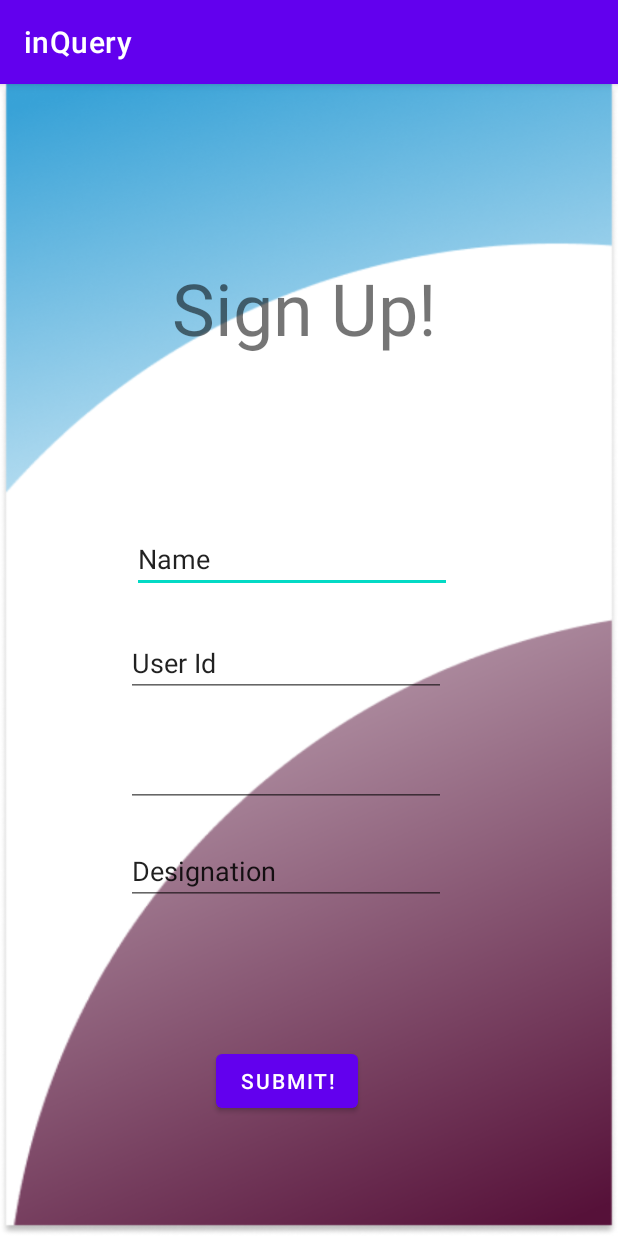
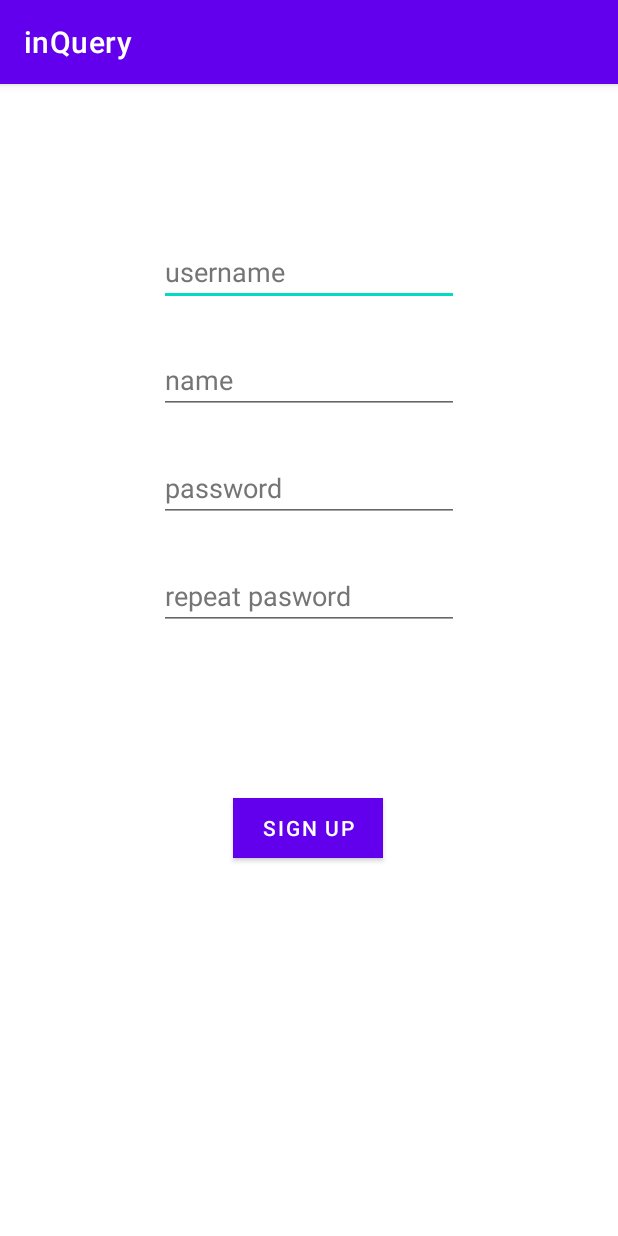
Before and after one commit to inQuery5187/inQuery2.0, an Android app: the f_signup screen opened directly, with no data from a screen before it, on a phone screen of 412 x 824 dp. Run offline under Robolectric (Android 15) with nearby library versions, the phone set to English and light mode, and no system bars.

Commit message:
Tejjus - f_login and f_signup changed

```diff
--- a/app/src/main/java/com/example/inquery/f_signup.java
+++ b/app/src/main/java/com/example/inquery/f_signup.java
@@ -19,16 +19,10 @@ public class f_signup extends AppCompatActivity {
         name= findViewById(R.id.name);
         userID= findViewById(R.id.userId);
         userPwd= findViewById(R.id.userPwd);
-        userDesignation= findViewById(R.id.userDesignation);
-        userClass= findViewById(R.id.userClass);
         submit= findViewById(R.id.signUP);
-        userClass.setVisibility(View.INVISIBLE);
         submit.setOnClickListener(new View.OnClickListener() {
             @Override
             public void onClick(View view) {
-                if(userDesignation.getText().toString().toLowerCase().equals("hod")){
-                    userClass.setVisibility(View.VISIBLE);
-                }
                 Toast.makeText(f_signup.this, "Signed Up successfully!", Toast.LENGTH_SHORT).show();
                 Intent intent= new Intent(f_signup.this, f_login.class);
                 startActivity(intent);
--- a/app/src/main/res/layout/activity_fsignup.xml
+++ b/app/src/main/res/layout/activity_fsignup.xml
@@ -4,88 +4,80 @@
     xmlns:tools="http://schemas.android.com/tools"
     android:layout_width="match_parent"
     android:layout_height="match_parent"
-    android:background="@drawable/newbg"
     tools:context=".f_signup">
 
     <EditText
-        android:id="@+id/name"
-        android:layout_width="wrap_content"
-        android:layout_height="wrap_content"
-        android:layout_marginStart="88dp"
-        android:layout_marginTop="84dp"
+        android:id="@+id/userId"
+        android:layout_width="200dp"
+        android:layout_height="40dp"
+        android:layout_marginTop="108dp"
         android:ems="10"
+        android:hint="@string/username_signup"
+        android:importantForAutofill="no"
         android:inputType="textPersonName"
-        android:text="Name"
+        android:textColorHint="#757575"
+        app:layout_constraintEnd_toEndOf="parent"
         app:layout_constraintStart_toStartOf="parent"
-        app:layout_constraintTop_toBottomOf="@+id/textView3" />
+        app:layout_constraintTop_toTopOf="parent"
+        tools:ignore="TouchTargetSizeCheck" />
 
     <EditText
-        android:id="@+id/userId"
-        android:layout_width="wrap_content"
-        android:layout_height="wrap_content"
-        android:layout_marginStart="84dp"
-        android:layout_marginTop="24dp"
+        android:id="@+id/editTextTextPersonName6"
+        android:layout_width="200dp"
+        android:layout_height="40dp"
+        android:layout_marginTop="32dp"
         android:ems="10"
+        android:hint="@string/repeat_password"
+        android:importantForAutofill="no"
         android:inputType="textPersonName"
-        android:text="User Id"
+        android:textColorHint="#757575"
+        app:layout_constraintEnd_toEndOf="parent"
         app:layout_constraintStart_toStartOf="parent"
-        app:layout_constraintTop_toBottomOf="@+id/name" />
+        app:layout_constraintTop_toBottomOf="@+id/userPwd"
+        tools:ignore="TouchTargetSizeCheck" />
 
     <EditText
         android:id="@+id/userPwd"
-        android:layout_width="wrap_content"
-        android:layout_height="wrap_content"
-        android:layout_marginStart="84dp"
-        android:layout_marginTop="28dp"
+        android:layout_width="200dp"
+        android:layout_height="40dp"
+        android:layout_marginTop="32dp"
         android:ems="10"
-        android:inputType="textPassword"
+        android:hint="@string/password_signup"
+        android:importantForAutofill="no"
+        android:inputType="textPersonName"
+        android:textColorHint="#757575"
+        app:layout_constraintEnd_toEndOf="parent"
         app:layout_constraintStart_toStartOf="parent"
-        app:layout_constraintTop_toBottomOf="@+id/userId" />
+        app:layout_constraintTop_toBottomOf="@+id/name"
+        tools:ignore="TouchTargetSizeCheck" />
 
     <EditText
-        android:id="@+id/userClass"
-        android:layout_width="wrap_content"
-        android:layout_height="wrap_content"
-        android:layout_marginStart="84dp"
-        android:layout_marginTop="24dp"
+        android:id="@+id/name"
+        android:layout_width="200dp"
+        android:layout_height="40dp"
+        android:layout_marginTop="32dp"
         android:ems="10"
+        android:hint="@string/name"
+        android:importantForAutofill="no"
         android:inputType="textPersonName"
-        android:text="Class"
+        android:textColorHint="#757575"
+        app:layout_constraintEnd_toEndOf="parent"
         app:layout_constraintStart_toStartOf="parent"
-        app:layout_constraintTop_toBottomOf="@+id/userDesignation" />
-
-    <EditText
-        android:id="@+id/userDesignation"
-        android:layout_width="wrap_content"
-        android:layout_height="wrap_content"
-        android:layout_marginStart="84dp"
-        android:layout_marginTop="20dp"
-        android:ems="10"
-        android:inputType="textPersonName"
-        android:text="Designation"
-        app:layout_constraintStart_toStartOf="parent"
-        app:layout_constraintTop_toBottomOf="@+id/userPwd" />
-
-    <TextView
-        android:id="@+id/textView3"
-        android:layout_width="277dp"
-        android:layout_height="122dp"
-        android:layout_marginStart="64dp"
-        android:layout_marginTop="88dp"
-        android:gravity="center"
-        android:text="Sign Up!"
-        android:textSize="48sp"
-        app:layout_constraintStart_toStartOf="parent"
-        app:layout_constraintTop_toTopOf="parent" />
+        app:layout_constraintTop_toBottomOf="@+id/userId"
+        tools:ignore="TouchTargetSizeCheck" />
 
     <Button
         android:id="@+id/signUP"
-        android:layout_width="wrap_content"
-        android:layout_height="wrap_content"
-        android:layout_marginStart="144dp"
-        android:layout_marginTop="24dp"
-        android:text="Submit!"
+        android:layout_width="100dp"
+        android:layout_height="40dp"
+        android:layout_marginTop="112dp"
+        android:background="#CCB0B0"
+        android:text="@string/sign_up_signup"
+        app:layout_constraintBottom_toBottomOf="parent"
+        app:layout_constraintEnd_toEndOf="parent"
+        app:layout_constraintHorizontal_bias="0.498"
         app:layout_constraintStart_toStartOf="parent"
-        app:layout_constraintTop_toBottomOf="@+id/userClass" />
-
+        app:layout_constraintTop_toBottomOf="@+id/editTextTextPersonName6"
+        app:layout_constraintVertical_bias="0.0"
+        tools:ignore="TouchTargetSizeCheck,TextContrastCheck" />
 </androidx.constraintlayout.widget.ConstraintLayout>
--- a/app/src/main/res/values/strings.xml
+++ b/app/src/main/res/values/strings.xml
@@ -1,3 +1,13 @@
 <resources>
     <string name="app_name">inQuery</string>
+    <string name="log_in">Log In</string>
+    <string name="sign_up">Sign Up</string>
+    <string name="logomain">logo</string>
+    <string name="username">username</string>
+    <string name="password">password</string>
+    <string name="name">name</string>
+    <string name="sign_up_signup">Sign Up</string>
+    <string name="password_signup">password</string>
+    <string name="repeat_password">repeat pasword</string>
+    <string name="username_signup">username</string>
 </resources>
```
Also changed, not shown: app/src/main/res/layout/activity_flogin.xml (+65 -50 lines), app/src/main/res/drawable-v24/logo.png (added).
